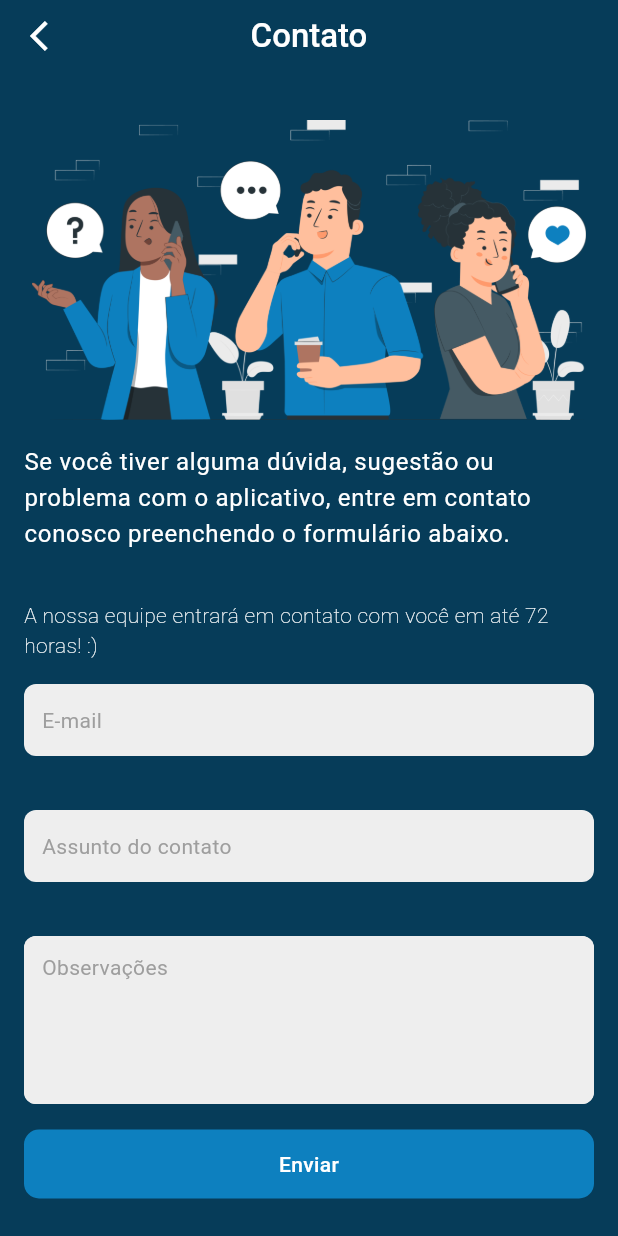
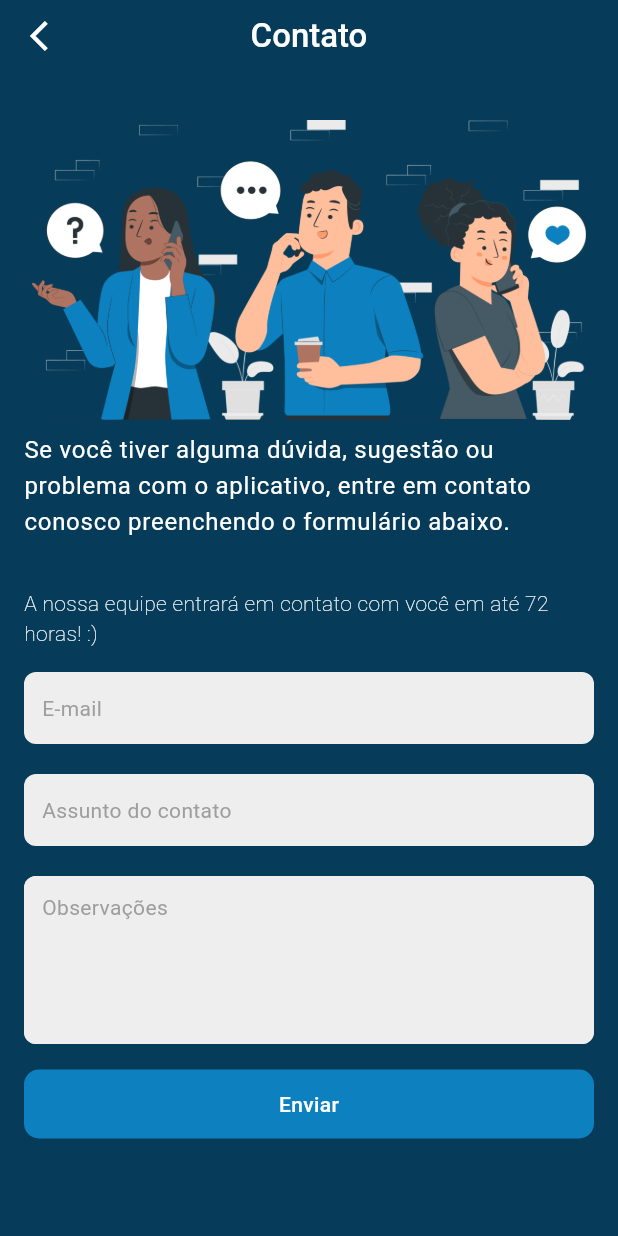
Before and after one commit to diogomachad0/auto_care_plus_app, a Flutter app: the ContatoScreen screen opened by its route, on a phone screen of 412 x 824 dp. Run offline on Flutter 3.47's test engine with Material 3 defaults, Android fonts, the light colour scheme and no system bars; drawn by our look-alikes of oktoast; our stand-ins replace firebase_auth, firebase_core, fl_chart, flutter_local_notifications, flutter_map, flutter_mobx and 11 more; missing offline and left inert: pkg_flutter_utils; accounts and stored records are empty; generated files the repository leaves out were written again; Roboto replaces fonts that are missing (Cabin).

Commit message:
fix: ajuste visual

```diff
--- a/lib/app/modules/contato/contato_screen.dart
+++ b/lib/app/modules/contato/contato_screen.dart
@@ -77,7 +77,7 @@ class _ContatoScreenState extends State<ContatoScreen> with ThemeMixin {
             'assets/img/banners/pana.png',
             height: 200,
           ),
-          const SizedBox(height: 16),
+          const SizedBox(height: 8),
           Text(
             'Se você tiver alguma dúvida, sugestão ou problema com o aplicativo, entre em contato conosco preenchendo o formulário abaixo.',
             textAlign: TextAlign.start,
@@ -97,11 +97,9 @@ class _ContatoScreenState extends State<ContatoScreen> with ThemeMixin {
           const TextFieldCustom(
             label: 'E-mail',
           ),
-          const SizedBox(height: 16),
           const TextFieldCustom(
             label: 'Assunto do contato',
           ),
-          const SizedBox(height: 16),
           _buildObservationsField(context),
           const SizedBox(height: 16),
           FilledButton(
```
